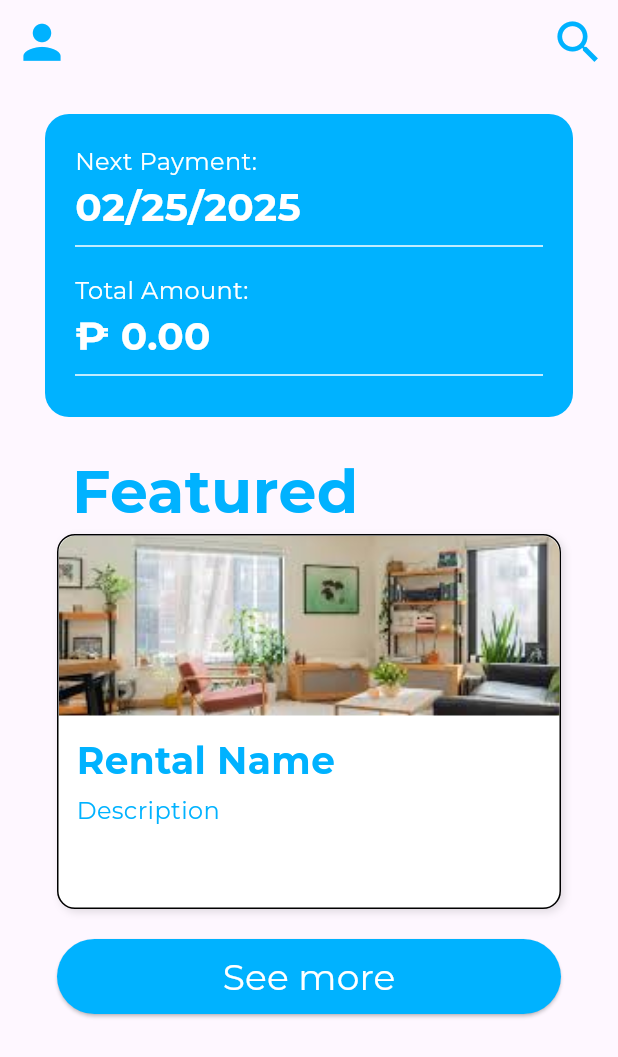
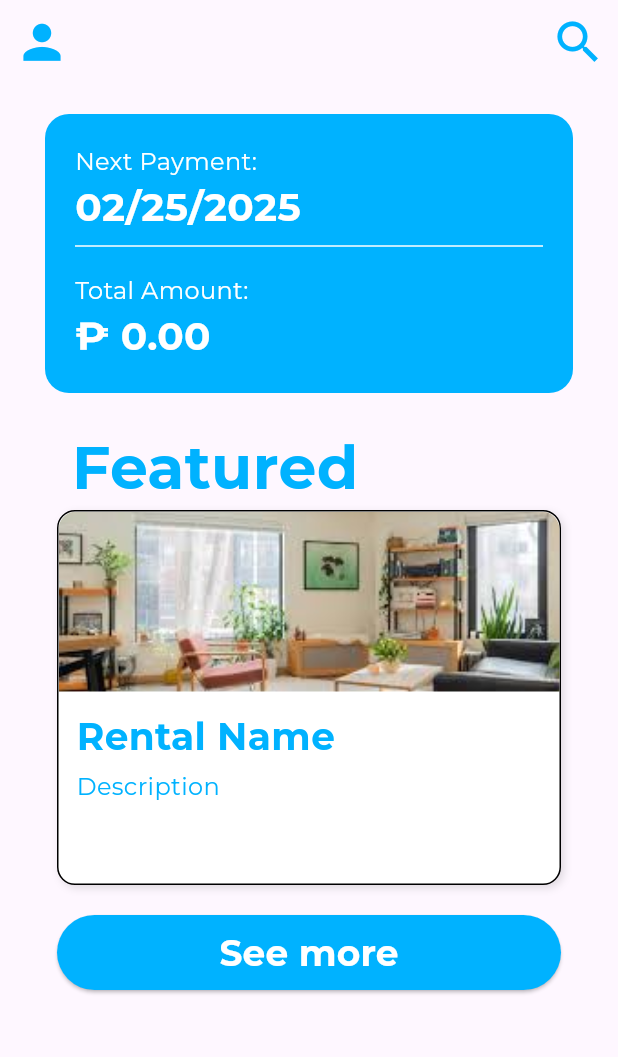
Before and after one commit to elRapha04/FRONTEND_CS2C-Group-3, a Flutter app: the LogOut screen opened directly, after a tap on "No", on a phone screen of 412 x 824 dp. Shown: the top 1057 px of the screen. Run offline on Flutter 3.47's test engine with Material 3 defaults, Android fonts, the light colour scheme and no system bars; our stand-ins replace shared_preferences; accounts and stored records are empty.

Commit message:
fix the overflow in home_page & logout page

```diff
--- a/lib/components/Button.dart
+++ b/lib/components/Button.dart
@@ -82,7 +82,7 @@ class SeeMoreButton extends StatelessWidget {
                   fontFamily: AppFonts.primaryFont,
                   color: Colors.white,
                   fontSize: 24,
-                  fontWeight: FontWeight.w400),
+                  fontWeight: FontWeight.bold),
             )));
   }
 }
@@ -115,8 +115,8 @@ class LogOutButtons extends StatelessWidget {
               style: TextStyle(
                   fontFamily: AppFonts.primaryFont,
                   color: AppColors.primary,
-                  fontSize: 24,
-                  fontWeight: FontWeight.w400),
+                  fontSize: 18,
+                  fontWeight: FontWeight.bold),
             )));
   }
 }
@@ -148,7 +148,7 @@ class MyButtons extends StatelessWidget {
         textAlign: TextAlign.center,
         style: TextStyle(
           color: Colors.white,
-          fontSize: 18,
+          fontSize: 16,
           fontFamily: AppFonts.primaryFont,
         ),
       ),
--- a/lib/components/home_widgets/log_out.dart
+++ b/lib/components/home_widgets/log_out.dart
@@ -30,7 +30,7 @@ class LogOut extends StatelessWidget {
               Text(
                 "You are about to logout.\nAre you sure this is what you want to do?",
                 textAlign: TextAlign.center,
-                style: TextStyle(fontSize: 24, fontFamily: AppFonts.primaryFont,),
+                style: TextStyle(fontSize: 24, fontFamily: AppFonts.primaryFont, fontWeight: FontWeight.bold),
               ),
               SizedBox(height: 24),
               Row(
--- a/lib/components/home_widgets/payment.dart
+++ b/lib/components/home_widgets/payment.dart
@@ -40,7 +40,6 @@ class _PaymentCardState extends State<PaymentCard> {
             style: TextStyle(
                 color: Colors.white, fontSize: 26, fontWeight: FontWeight.bold, fontFamily: AppFonts.primaryFont,),
           ),
-          Divider(color: Colors.white),
         ],
       ),
     );
--- a/lib/pages/userDashBoard/home_page.dart
+++ b/lib/pages/userDashBoard/home_page.dart
@@ -39,6 +39,7 @@ class home_page extends StatelessWidget {
             children: [
               PaymentCard(),
               featured(),
+              SizedBox(height: 100,),
             ],
           ),
         ),
```
